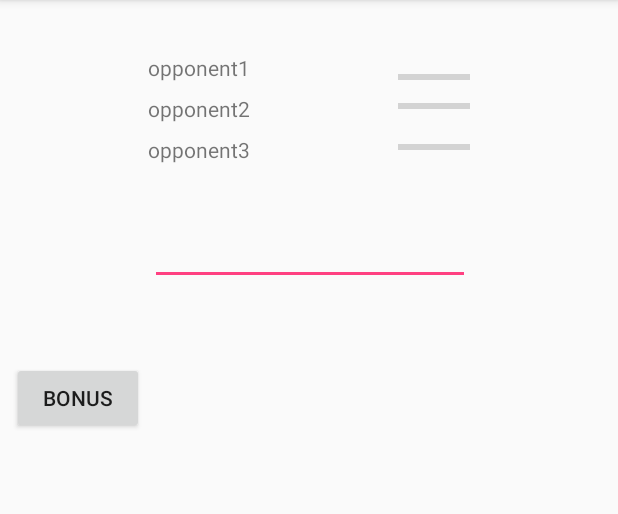
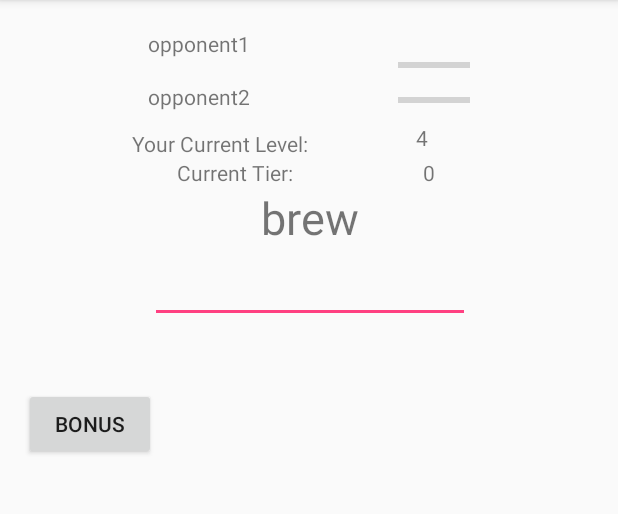
Before and after one commit to iCopyPasta/COMP512App, an Android app: the screen it shows after launch (TextFight), after a tap on "HOST GAME", on a phone screen of 412 x 824 dp, the part 84-598 px from its top. Run offline under Robolectric (Android 15) with nearby library versions, the phone set to English and light mode, and no system bars; 2 statements that could not run were skipped.

Commit message:
Add Initial logic for game: Level, tier, random word, interaction with UI

```diff
--- a/app/src/main/java/com/example/pabloandtyler/comp512app/TextFight.java
+++ b/app/src/main/java/com/example/pabloandtyler/comp512app/TextFight.java
@@ -153,7 +153,7 @@ public class TextFight extends AppCompatActivity
         };
 
     // Broadcasts our presence using Nearby Connections so other players can find us.
-    private void startAdvertising() {
+    private void startAdvertising() { // let someone else connect to me
         Log.i(TAG, "advertising started");
         final String friendly_name = CodenameGenerator.generate();
         // Note: Advertising may fail. To keep this demo simple, we don't handle failures.
@@ -185,7 +185,7 @@ public class TextFight extends AppCompatActivity
     }
 
     /** Starts looking for other players using Nearby Connections. */
-    private void startDiscovery() {
+    private void startDiscovery() { //connect to someone else
         Log.i(TAG, "startDiscovery: finding peers");
         // Note: Discovery may fail. To keep this demo simple, we don't handle failures.
         connectionsClient.startDiscovery(
--- a/app/src/main/java/com/example/pabloandtyler/comp512app/dummy/TextMainArenaFragment.java
+++ b/app/src/main/java/com/example/pabloandtyler/comp512app/dummy/TextMainArenaFragment.java
@@ -1,6 +1,7 @@
 package com.example.pabloandtyler.comp512app.dummy;
 
 import android.content.Context;
+import android.content.res.Resources;
 import android.os.Bundle;
 import android.support.v4.app.Fragment;
 import android.text.InputType;
@@ -17,6 +18,7 @@ import android.widget.TextView;
 import com.example.pabloandtyler.comp512app.R;
 
 import java.security.Key;
+import java.util.Random;
 
 /**
  * A simple {@link Fragment} subclass.
@@ -33,6 +35,12 @@ public class TextMainArenaFragment extends Fragment
     private OnTextMainFragmentInteractionListener mListener;
     private EditText type_word;
     private static final String FRIENDLY_NAME = "FRIENDLY_NAME";
+
+    private int level = 4;
+    private int tier = 0;
+    private String currentWord;
+
+    private static final int MAX_TIER = 3; //the amount of words to complete for the level to increase
 
     public TextMainArenaFragment() {
         // Required empty public constructor
@@ -93,6 +101,7 @@ public class TextMainArenaFragment extends Fragment
     @Override
     public void onCreate(Bundle savedInstanceState) {
         super.onCreate(savedInstanceState);
+
     }
 
     @Override
@@ -117,6 +126,8 @@ public class TextMainArenaFragment extends Fragment
     @Override
     public void onResume(){
         super.onResume();
+        getNewWord();
+        updateValues();
 
     }
 
@@ -146,6 +157,14 @@ public class TextMainArenaFragment extends Fragment
             Log.i(TAG, "back to TextFight with message: " + message);
             mListener.onTextMainFragmentInteraction(message);
 
+            if (message.equals(currentWord)) {
+                correctEntry();
+            }
+            else {
+                incorrectEntry();
+            }
+
+
             return true;
 
         }
@@ -167,6 +186,108 @@ public class TextMainArenaFragment extends Fragment
                 .setText(message);
     }
 
+    public void updateValues() {
+        //updates the displayed current tier and current level
+        Log.i(TAG,"updateValues() setting current level to " + String.valueOf(level) + " and current tier to " +String.valueOf(tier));
+
+        ((TextView) getActivity().findViewById(R.id.currentPlayerLevel))
+                .setText(String.valueOf(level));
+
+        ((TextView) getActivity().findViewById(R.id.currentTier))
+                .setText(String.valueOf(tier));
+    }
+
+    public void correctEntry() {
+        //updates the current word text view after incrementing tier, and level, if necessary
+        //called after the user submits the correct word
+        Log.i(TAG,"correctEntry()");
+        ((TextView) getActivity().findViewById(R.id.passOrFail))
+                .setText("Correct! You have gone up 1 tier.");
+
+        tier++;
+        if (tier == MAX_TIER) {
+            tier = 0;
+            level++;
+            if (level == 16) {
+                victory();
+            }
+
+        }
+
+        updateValues();
+
+        getNewWord();
+
+    }
+
+    private void incorrectEntry() {
+        //called after the user submits the incorrect word
+        Log.i(TAG,"incorrectEntry()");
+
+        ((TextView) getActivity().findViewById(R.id.passOrFail))
+                .setText("Incorrect!");
+    }
+
+    public void getNewWord() {
+        //returns a new word based on current level, be sure level is correct before invoking
+        Log.i(TAG,"getNewWord()");
+        Resources res = getResources();
+        String[] words = {"AN ERROR OCCURRED, please report this bug to sukmoon@psu.edu."};
+
+        if (level ==4) {
+            words = res.getStringArray(R.array.fourDigitList);
+        }
+        else if (level == 5) {
+            words = res.getStringArray(R.array.fiveDigitList);
+        }
+        else if (level == 6) {
+            words = res.getStringArray(R.array.sixDigitList);
+        }
+        else if (level == 7) {
+            words = res.getStringArray(R.array.sevenDigitList);
+        }
+        else if (level == 8) {
+            words = res.getStringArray(R.array.eightDigitList);
+        }
+        else if (level == 9) {
+            words = res.getStringArray(R.array.nineDigitList);
+        }
+        else if (level == 10) {
+            words = res.getStringArray(R.array.tenDigitList);
+        }
+        else if (level == 11) {
+            words = res.getStringArray(R.array.elevenDigitList);
+        }
+        else if (level == 12) {
+            words = res.getStringArray(R.array.twelveDigitList);
+        }
+        else if (level == 13) {
+            words = res.getStringArray(R.array.thirteenDigitList);
+        }
+        else if (level == 14) {
+            words = res.getStringArray(R.array.fourteenDigitList);
+        }
+        else if (level == 15) {
+            words = res.getStringArray(R.array.fifteenDigitList);
+        }
+
+
+
+        int randomIndex = new Random().nextInt(words.length);
+        currentWord = words[randomIndex];
+
+        ((TextView) getActivity().findViewById(R.id.currentWord))
+                .setText(currentWord);
+    }
+
+    public void victory() {
+        //this player has won, what should be done?
+        Log.i(TAG,"victory()");
+
+        ((TextView) getActivity().findViewById(R.id.currentWord))
+                .setText("YOU WON! CONGRATULATIONS!");
+    }
+
     /**
      * This interface must be implemented by activities that contain this
      * fragment to allow an interaction in this fragment to be communicated
--- a/app/src/main/res/layout/fragment_text_main_arena.xml
+++ b/app/src/main/res/layout/fragment_text_main_arena.xml
@@ -8,6 +8,7 @@
 
     <!-- TODO: Update blank fragment layout -->
     <android.support.constraint.ConstraintLayout
+        android:id="@+id/currentLevel"
         android:layout_width="match_parent"
         android:layout_height="match_parent">
 
@@ -15,7 +16,6 @@
             android:id="@+id/opponent1TextView2"
             android:layout_width="wrap_content"
             android:layout_height="wrap_content"
-            android:layout_marginTop="8dp"
             android:text="@string/opponent1"
             app:layout_constraintEnd_toStartOf="@+id/progressBarOpponent"
             app:layout_constraintHorizontal_bias="0.5"
@@ -27,7 +27,7 @@
             android:id="@+id/opponent2TextView2"
             android:layout_width="wrap_content"
             android:layout_height="wrap_content"
-            android:layout_marginTop="8dp"
+            android:layout_marginTop="16dp"
             android:text="@string/opponent2"
             app:layout_constraintEnd_toStartOf="@+id/progressBarOpponent2"
             app:layout_constraintHorizontal_bias="0.5"
@@ -35,13 +35,12 @@
             app:layout_constraintTop_toBottomOf="@+id/opponent1TextView2" />
 
         <TextView
-            android:id="@+id/opponent3TextView2"
+            android:id="@+id/currentLevelDisplay"
             android:layout_width="wrap_content"
             android:layout_height="wrap_content"
-            android:layout_marginTop="8dp"
-            android:text="@string/opponent3"
-            app:layout_constraintEnd_toStartOf="@+id/progressBarOpponent3"
-            app:layout_constraintHorizontal_bias="0.5"
+            android:layout_marginStart="88dp"
+            android:layout_marginTop="12dp"
+            android:text="@string/yourCurrentLevel"
             app:layout_constraintStart_toStartOf="parent"
             app:layout_constraintTop_toBottomOf="@+id/opponent2TextView2" />
 
@@ -50,7 +49,7 @@
             style="?android:attr/progressBarStyleHorizontal"
             android:layout_width="wrap_content"
             android:layout_height="wrap_content"
-            android:layout_marginTop="8dp"
+            android:layout_marginTop="16dp"
             app:layout_constraintEnd_toEndOf="parent"
             app:layout_constraintHorizontal_bias="0.5"
             app:layout_constraintStart_toEndOf="@+id/opponent1TextView2"
@@ -61,27 +60,17 @@
             style="?android:attr/progressBarStyleHorizontal"
             android:layout_width="wrap_content"
             android:layout_height="wrap_content"
+            android:layout_marginTop="4dp"
             app:layout_constraintEnd_toEndOf="parent"
             app:layout_constraintHorizontal_bias="0.5"
             app:layout_constraintStart_toEndOf="@+id/opponent2TextView2"
             app:layout_constraintTop_toTopOf="@+id/opponent2TextView2" />
-
-        <ProgressBar
-            android:id="@+id/progressBarOpponent3"
-            style="?android:attr/progressBarStyleHorizontal"
-            android:layout_width="wrap_content"
-            android:layout_height="wrap_content"
-            app:layout_constraintEnd_toEndOf="parent"
-            app:layout_constraintHorizontal_bias="0.5"
-            app:layout_constraintStart_toEndOf="@+id/opponent3TextView2"
-            app:layout_constraintTop_toTopOf="@+id/opponent3TextView2" />
 
         <TextView
             android:id="@+id/token"
             android:layout_width="wrap_content"
             android:layout_height="wrap_content"
             android:layout_marginStart="8dp"
-            android:layout_marginTop="8dp"
             app:layout_constraintEnd_toStartOf="@+id/friendly_name"
             app:layout_constraintHorizontal_bias="0.5"
             app:layout_constraintStart_toStartOf="parent"
@@ -92,7 +81,6 @@
             android:layout_width="wrap_content"
             android:layout_height="wrap_content"
             android:layout_marginEnd="8dp"
-            android:layout_marginTop="8dp"
             app:layout_constraintEnd_toEndOf="parent"
             app:layout_constraintHorizontal_bias="0.5"
             app:layout_constraintStart_toEndOf="@+id/token"
@@ -102,13 +90,13 @@
             android:id="@+id/current_word"
             android:layout_width="wrap_content"
             android:layout_height="wrap_content"
-            android:layout_marginEnd="8dp"
-            android:layout_marginStart="8dp"
-            android:layout_marginTop="8dp"
+            android:layout_marginTop="4dp"
             app:layout_constraintEnd_toEndOf="parent"
             app:layout_constraintHorizontal_bias="0.501"
+            app:layout_constraintLeft_toLeftOf="parent"
+            app:layout_constraintRight_toRightOf="parent"
             app:layout_constraintStart_toStartOf="parent"
-            app:layout_constraintTop_toBottomOf="@+id/opponent3TextView2">
+            app:layout_constraintTop_toBottomOf="@+id/currentLevelDisplay">
 
             <requestFocus />
         </TextView>
@@ -118,18 +106,17 @@
             android:id="@+id/type_word"
             android:layout_width="wrap_content"
             android:layout_height="wrap_content"
-            android:layout_marginEnd="8dp"
-            android:layout_marginStart="8dp"
-            android:layout_marginTop="8dp"
             android:ems="10"
             android:imeOptions="actionNone"
             android:inputType="none"
             android:nextFocusForward="@id/type_word"
             android:singleLine="true"
             app:layout_constraintEnd_toEndOf="parent"
-            app:layout_constraintHorizontal_bias="0.503"
+            app:layout_constraintHorizontal_bias="0.502"
+            app:layout_constraintLeft_toLeftOf="parent"
+            app:layout_constraintRight_toRightOf="parent"
             app:layout_constraintStart_toStartOf="parent"
-            app:layout_constraintTop_toBottomOf="@+id/current_word"
+            app:layout_constraintTop_toBottomOf="@+id/currentWord"
             tools:labelFor="@+id/current_word" />
 
         <TextView
@@ -148,12 +135,68 @@
             android:id="@+id/button3"
             android:layout_width="wrap_content"
             android:layout_height="wrap_content"
+            android:layout_marginLeft="16dp"
+            android:layout_marginStart="16dp"
+            android:layout_marginTop="8dp"
+            android:onClick="onBonus"
+            android:text="Bonus"
+            app:layout_constraintLeft_toLeftOf="parent"
+            app:layout_constraintStart_toStartOf="parent"
+            app:layout_constraintTop_toBottomOf="@+id/passOrFail" />
+
+        <TextView
+            android:id="@+id/currentWord"
+            android:layout_width="wrap_content"
+            android:layout_height="45dp"
+            android:text="TextView"
+            android:textSize="30sp"
+            app:layout_constraintHorizontal_bias="0.501"
+            app:layout_constraintLeft_toLeftOf="parent"
+            app:layout_constraintRight_toRightOf="parent"
+            app:layout_constraintTop_toBottomOf="@+id/currentTierText" />
+
+        <TextView
+            android:id="@+id/passOrFail"
+            android:layout_width="wrap_content"
+            android:layout_height="wrap_content"
+            android:layout_marginTop="8dp"
+            app:layout_constraintLeft_toLeftOf="parent"
+            app:layout_constraintRight_toRightOf="parent"
+            app:layout_constraintTop_toTopOf="@+id/debug_message" />
+
+        <TextView
+            android:id="@+id/currentPlayerLevel"
+            android:layout_width="wrap_content"
+            android:layout_height="wrap_content"
+            android:layout_marginEnd="8dp"
             android:layout_marginStart="8dp"
-            android:layout_marginTop="24dp"
-            android:text="Bonus"
-            android:onClick="onBonus"
+            android:layout_marginTop="8dp"
+            app:layout_constraintEnd_toEndOf="parent"
+            app:layout_constraintHorizontal_bias="0.35"
+            app:layout_constraintStart_toEndOf="@+id/currentLevelDisplay"
+            app:layout_constraintTop_toBottomOf="@+id/opponent2TextView2" />
+
+        <TextView
+            android:id="@+id/currentTierText"
+            android:layout_width="wrap_content"
+            android:layout_height="19dp"
+            android:layout_marginEnd="84dp"
+            android:text="@string/currentTierText"
+            app:layout_constraintEnd_toStartOf="@+id/currentTier"
+            app:layout_constraintHorizontal_bias="0.976"
             app:layout_constraintStart_toStartOf="parent"
-            app:layout_constraintTop_toBottomOf="@+id/debug_message" />
+            app:layout_constraintTop_toBottomOf="@+id/currentLevelDisplay" />
+
+        <TextView
+            android:id="@+id/currentTier"
+            android:layout_width="54dp"
+            android:layout_height="23dp"
+            android:layout_marginEnd="76dp"
+            android:layout_marginStart="8dp"
+            app:layout_constraintEnd_toEndOf="parent"
+            app:layout_constraintHorizontal_bias="1.0"
+            app:layout_constraintStart_toStartOf="@+id/current_word"
+            app:layout_constraintTop_toBottomOf="@+id/currentLevelDisplay" />
 
     </android.support.constraint.ConstraintLayout>
 
--- a/app/src/main/res/values/strings.xml
+++ b/app/src/main/res/values/strings.xml
@@ -9,6 +9,8 @@
     <string name="opponent2">opponent2</string>
     <string name="opponent3">opponent3</string>
     <string name="boundRoundOpponentHeader">Enemy Progress</string>
+    <string name="yourCurrentLevel">Your Current Level:</string>
+    <string name="currentTierText">Current Tier:</string>
 
     <string-array name="opponentColors">
         <item>#ffbb00</item> <!-- bright orange -->
```
Also changed, not shown: app/src/main/java/com/example/pabloandtyler/comp512app/PeerListItemsFragment.java (line endings or trailing spaces).
